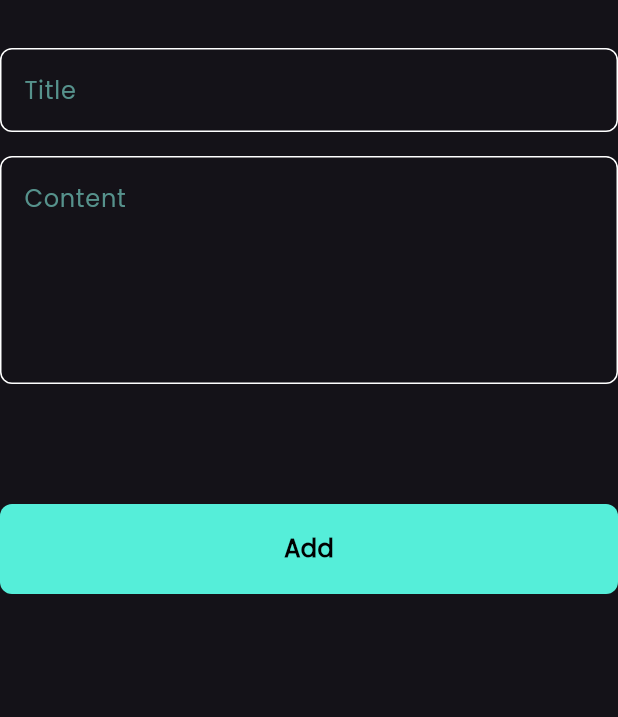
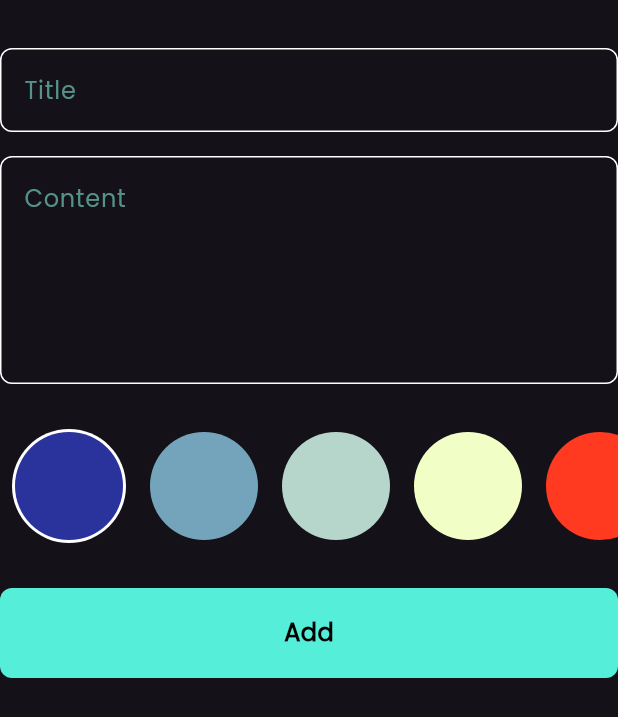
Before and after one commit to IbrahimHosny2002/Notes-App, a Flutter app: the AddNotesForm widget shown alone on an empty page, opened directly, on a phone screen of 412 x 824 dp. Shown: the top 717 px of the screen. Run offline on Flutter 3.47's test engine with Material 3 defaults, Android fonts, the phone set to English and light mode, and no system bars; our stand-ins replace bloc, flutter_bloc, hive, hive_flutter; accounts and stored records are empty.

Commit message:
add color list view

```diff
--- a/lib/constants.dart
+++ b/lib/constants.dart
@@ -2,4 +2,11 @@ import 'package:flutter/material.dart';
 
 const kPrimaryColor = Color(0xff55eed9);
 const kTextColor = Color(0xFF56928c);
-const kNotesBox='notes-box';
+const kNotesBox = 'notes-box';
+List<Color> kColors = const [
+  Color(0xff29339B),
+  Color(0xff74A4BC),
+  Color(0xffB6D6CC),
+  Color(0xffF1FEC6),
+  Color(0xffFF3A20),
+];
--- a/lib/cuibts/add_note_cuibt/add_notes_cubit.dart
+++ b/lib/cuibts/add_note_cuibt/add_notes_cubit.dart
@@ -1,4 +1,5 @@
 import 'package:bloc/bloc.dart';
+import 'package:flutter/material.dart';
 import 'package:hive_flutter/hive_flutter.dart';
 import 'package:meta/meta.dart';
 import 'package:notes_app/constants.dart';
@@ -8,7 +9,9 @@ part 'add_notes_state.dart';
 
 class AddNotesCubit extends Cubit<AddNotesState> {
   AddNotesCubit() : super(AddNotesInitial());
+  Color color = const Color(0xff29339B);
   addNote(NoteModel note) async {
+    note.color = color.value;
     emit(AddNotesLoading());
     try {
       var noteBox = Hive.box<NoteModel>(kNotesBox);
--- a/lib/models/note_model.dart
+++ b/lib/models/note_model.dart
@@ -8,7 +8,7 @@ class NoteModel extends HiveObject {
   @HiveField(1)
   String subtitle;
   @HiveField(2)
-  final int color;
+  int color;
   @HiveField(3)
   final String date;
 
--- a/lib/views/widgets/add_note_form.dart
+++ b/lib/views/widgets/add_note_form.dart
@@ -2,6 +2,7 @@ import 'package:flutter/material.dart';
 import 'package:intl/intl.dart';
 import 'package:notes_app/cuibts/add_note_cuibt/add_notes_cubit.dart';
 import 'package:notes_app/models/note_model.dart';
+import 'package:notes_app/views/widgets/color_list_view.dart';
 import 'package:notes_app/views/widgets/custom_button.dart';
 import 'package:notes_app/views/widgets/custom_text_field.dart';
 import 'package:flutter_bloc/flutter_bloc.dart';
@@ -46,7 +47,11 @@ class _AddNotesFormState extends State<AddNotesForm> {
             maxLines: 5,
           ),
           const SizedBox(
-            height: 80,
+            height: 30,
+          ),
+          const ColorListView(),
+          const SizedBox(
+            height: 30,
           ),
           BlocBuilder<AddNotesCubit, AddNotesState>(
             builder: (context, state) {
--- /dev/null
+++ b/lib/views/widgets/color_list_view.dart
@@ -0,0 +1,62 @@
+import 'package:flutter/material.dart';
+import 'package:flutter_bloc/flutter_bloc.dart';
+import 'package:notes_app/constants.dart';
+import 'package:notes_app/cuibts/add_note_cuibt/add_notes_cubit.dart';
+
+class ColorIteam extends StatelessWidget {
+  const ColorIteam({required this.color, required this.isActive, super.key});
+  final bool isActive;
+  final Color color;
+
+  @override
+  Widget build(BuildContext context) {
+    return isActive
+        ? CircleAvatar(
+            backgroundColor: Colors.white,
+            radius: 38,
+            child: CircleAvatar(
+              backgroundColor: color,
+              radius: 36,
+            ),
+          )
+        : CircleAvatar(
+            backgroundColor: color,
+            radius: 36,
+          );
+  }
+}
+
+class ColorListView extends StatefulWidget {
+  const ColorListView({super.key});
+
+  @override
+  State<ColorListView> createState() => _ColorListViewState();
+}
+
+class _ColorListViewState extends State<ColorListView> {
+  int currenIndex = 0;
+
+  @override
+  Widget build(BuildContext context) {
+    return SizedBox(
+      height: 38 * 2,
+      child: ListView.builder(
+          itemCount: kColors.length,
+          scrollDirection: Axis.horizontal,
+          itemBuilder: (context, index) {
+            return Padding(
+              padding: const EdgeInsets.symmetric(horizontal: 8),
+              child: GestureDetector(
+                  onTap: () {
+                    currenIndex = index;
+                    setState(() {});
+                    BlocProvider.of<AddNotesCubit>(context).color =
+                        kColors[index];
+                  },
+                  child: ColorIteam(
+                      color: kColors[index], isActive: currenIndex == index)),
+            );
+          }),
+    );
+  }
+}
--- a/lib/views/widgets/custom_note_iteam.dart
+++ b/lib/views/widgets/custom_note_iteam.dart
@@ -21,7 +21,7 @@ class CustomNoteIteam extends StatelessWidget {
       child: Container(
         padding: const EdgeInsets.only(top: 24, bottom: 24, left: 16),
         decoration: BoxDecoration(
-          color: const Color(0XFFFFCC80),
+          color: Color(noteModel.color),
           borderRadius: BorderRadius.circular(16),
         ),
         child: Column(
```
Also changed, not shown: lib/views/widgets/edit_note_color_ist.dart (added, +44 -0 lines), lib/views/widgets/edit_notes_view_body.dart (+8 -1 lines).
